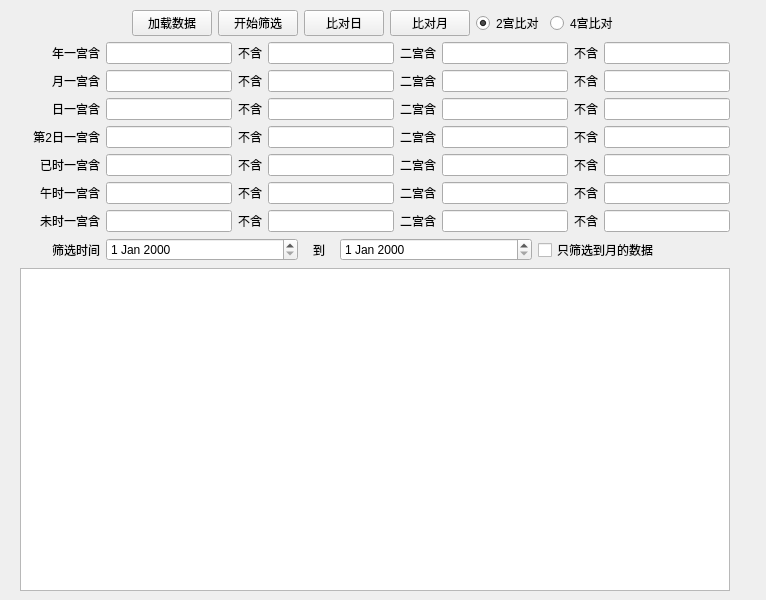
Above: main/mainwindow.ui from kinglon/stocktool before the change. Below: the same form after it.
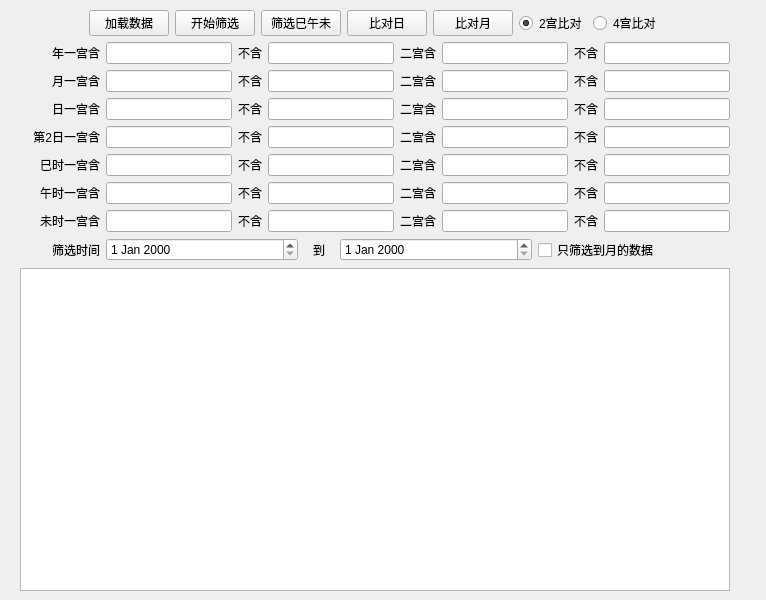
That is the form after the change.

Commit message: 增加筛选巳午未功能

The edit to the form file:
```diff
--- a/main/mainwindow.ui
+++ b/main/mainwindow.ui
@@ -65,6 +65,19 @@
          </property>
         </widget>
        </item>
+       <item>
+        <widget class="QPushButton" name="filterHourDataButton">
+         <property name="maximumSize">
+          <size>
+           <width>100</width>
+           <height>16777215</height>
+          </size>
+         </property>
+         <property name="text">
+          <string>筛选巳午未</string>
+         </property>
+        </widget>
+       </item>
        <item>
         <widget class="QPushButton" name="dayCompareButton">
          <property name="maximumSize">
@@ -376,7 +389,7 @@
           </size>
          </property>
          <property name="text">
-          <string>已时一宫含</string>
+          <string>巳时一宫含</string>
          </property>
          <property name="alignment">
           <set>Qt::AlignRight|Qt::AlignTrailing|Qt::AlignVCenter</set>
```
The commit also changes 5 other files.
